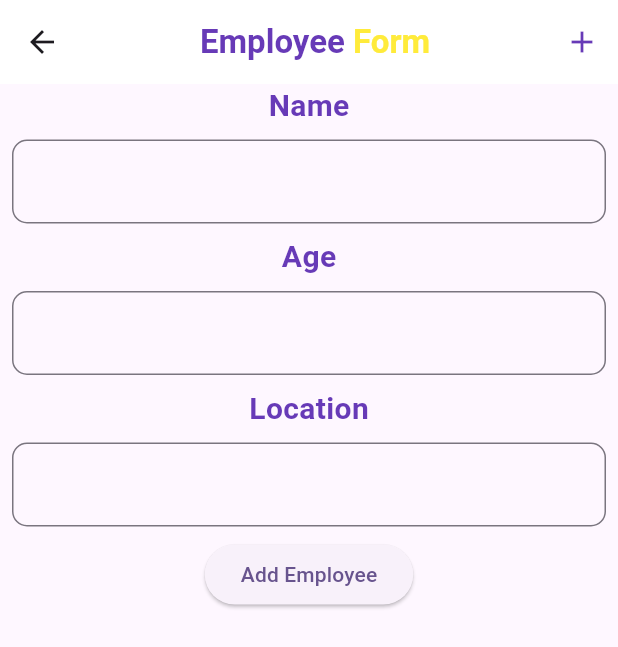
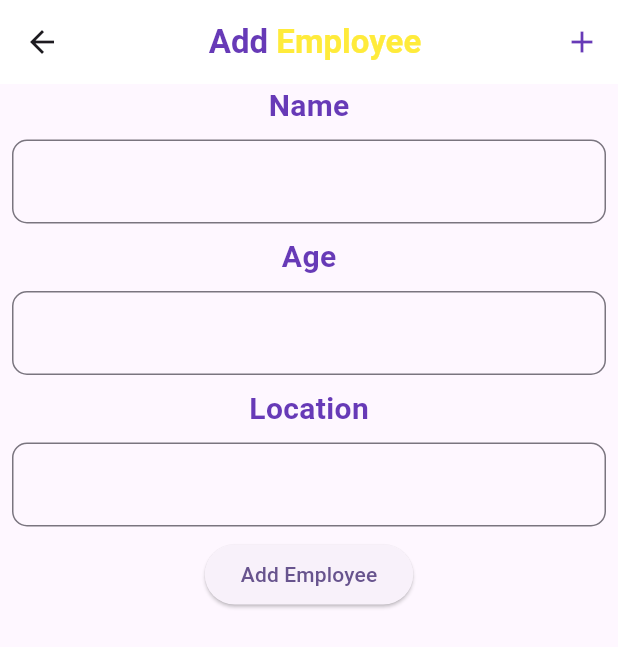
Before and after one commit to varshaislur/Employee_Details_App, a Flutter app: the EmployeePage screen opened directly, on a phone screen of 412 x 824 dp. Shown: the top 647 px of the screen. Run offline on Flutter 3.47's test engine with Material 3 defaults, Android fonts, the phone set to English and light mode, and no system bars; our stand-ins replace cloud_firestore, firebase_core, fluttertoast; accounts and stored records are empty.

Commit message:
changed employeepage header

```diff
--- a/lib/employee_page.dart
+++ b/lib/employee_page.dart
@@ -28,11 +28,11 @@ class _EmployeePageState extends State<EmployeePage> {
           mainAxisAlignment: MainAxisAlignment.center
           ,
           children: [
-            Text("Employee ",style: TextStyle(
+            Text("Add ",style: TextStyle(
               color: Colors.deepPurple,
               fontWeight: FontWeight.bold,
             ),),
-            Text("Form",style: TextStyle(
+            Text("Employee",style: TextStyle(
               color: Colors.yellow,
               fontWeight: FontWeight.bold,
             ),),
```
